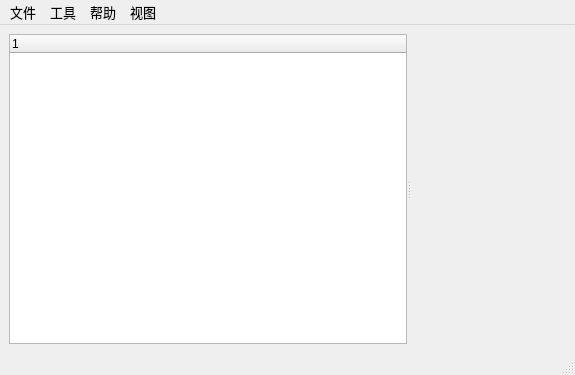
This is CrossNex/mainwindow.ui in thousandmiles/CrossNex as Qt 5 draws it before an edit. The edited form follows.
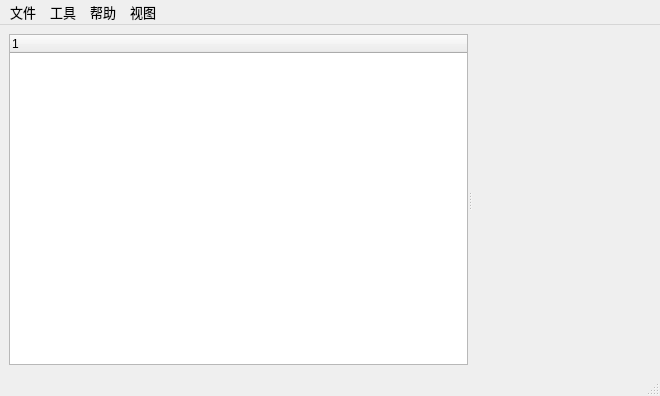
This is the edited form. Custom widgets are drawn as their Qt base class.

Commit message: try to create new ui

Patch:
```diff
--- a/CrossNex/mainwindow.ui
+++ b/CrossNex/mainwindow.ui
@@ -6,8 +6,8 @@
    <rect>
     <x>0</x>
     <y>0</y>
-    <width>575</width>
-    <height>375</height>
+    <width>660</width>
+    <height>396</height>
    </rect>
   </property>
   <property name="sizePolicy">
@@ -43,7 +43,7 @@
     <rect>
      <x>0</x>
      <y>0</y>
-     <width>575</width>
+     <width>660</width>
      <height>13</height>
     </rect>
    </property>
```
